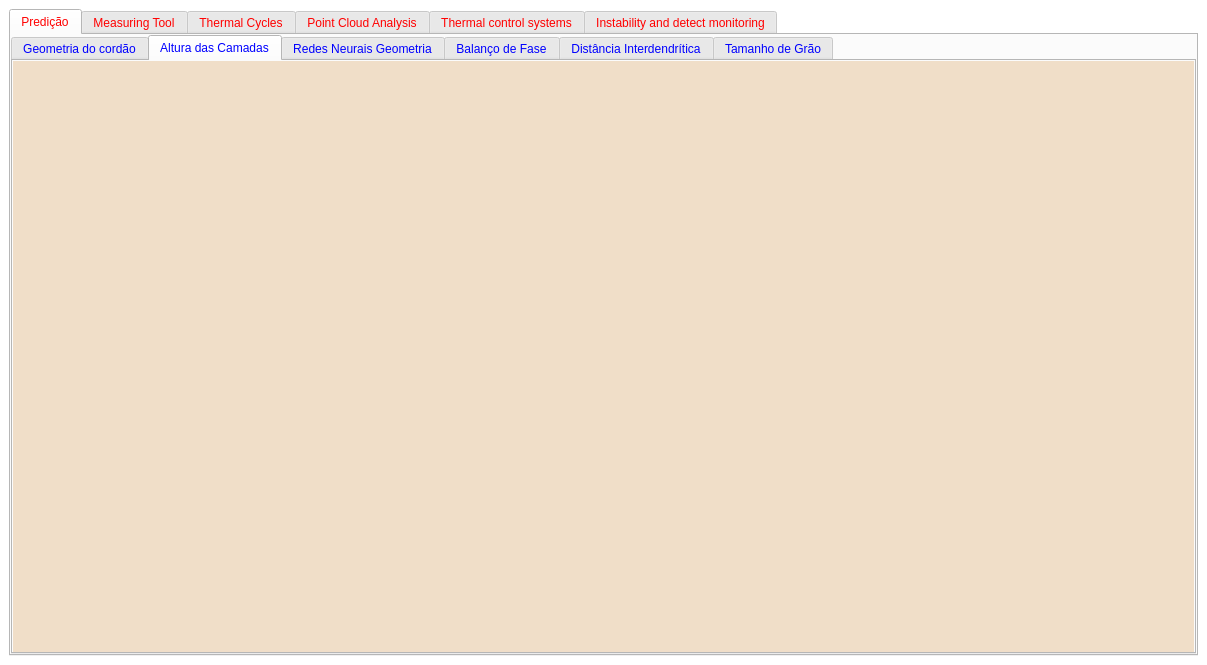
NycFenix/A.M.S-Interface, file AMS_ui.ui: the form before one commit.
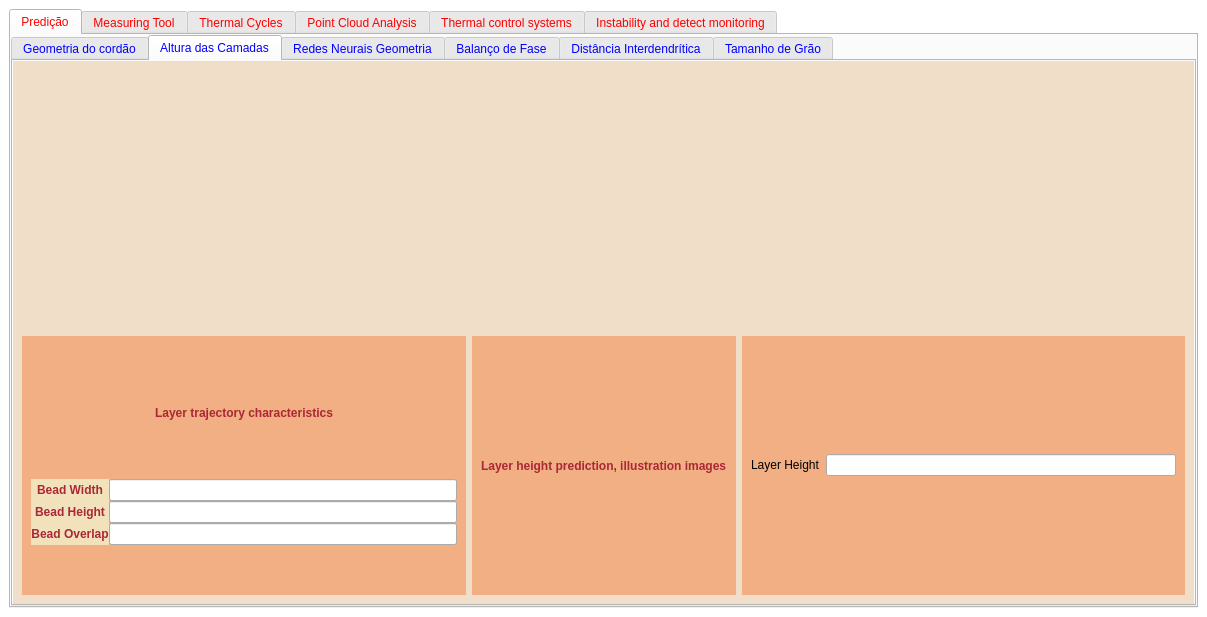
The form after the commit. The open tabs and pages were chosen to show the change.

Commit message: Added layer height tab layout

```diff
--- a/AMS_ui.ui
+++ b/AMS_ui.ui
@@ -7,7 +7,7 @@
     <x>0</x>
     <y>0</y>
     <width>1207</width>
-    <height>665</height>
+    <height>617</height>
    </rect>
   </property>
   <property name="palette">
@@ -81,8 +81,8 @@
    <bool>false</bool>
   </property>
   <widget class="QWidget" name="centralwidget">
-   <layout class="QVBoxLayout" name="verticalLayout_4">
-    <item>
+   <layout class="QGridLayout" name="gridLayout_10">
+    <item row="0" column="0">
      <widget class="QTabWidget" name="primaryTabWidget">
       <property name="palette">
        <palette>
@@ -240,7 +240,7 @@
        <attribute name="title">
         <string>Predição</string>
        </attribute>
-       <layout class="QVBoxLayout" name="verticalLayout_3">
+       <layout class="QGridLayout" name="gridLayout_9">
         <property name="leftMargin">
          <number>0</number>
         </property>
@@ -253,7 +253,7 @@
         <property name="bottomMargin">
          <number>0</number>
         </property>
-        <item>
+        <item row="0" column="0">
          <widget class="QTabWidget" name="PredictionSubTabWidget">
           <property name="palette">
            <palette>
@@ -338,7 +338,7 @@
            </palette>
           </property>
           <property name="currentIndex">
-           <number>0</number>
+           <number>1</number>
           </property>
           <widget class="QWidget" name="Geometriadocordao">
            <property name="palette">
@@ -2608,7 +2608,7 @@
              <widget class="QWidget" name="delta_e_rect" native="true">
               <layout class="QGridLayout" name="gridLayout_6">
                <item row="0" column="0">
-                <layout class="QGridLayout" name="delta_e_layout">
+                <layout class="QGridLayout" name="delta_e_layout" columnstretch="0,0,0,0,0">
                  <item row="1" column="4">
                   <spacer name="horizontalSpacer">
                    <property name="orientation">
@@ -2629,13 +2629,6 @@
                    </property>
                   </widget>
                  </item>
-                 <item row="1" column="1">
-                  <widget class="QLineEdit" name="delta_e_input">
-                   <property name="alignment">
-                    <set>Qt::AlignmentFlag::AlignBottom|Qt::AlignmentFlag::AlignJustify</set>
-                   </property>
-                  </widget>
-                 </item>
                  <item row="1" column="3">
                   <widget class="QLabel" name="delta_e_label">
                    <property name="text">
@@ -2646,6 +2639,13 @@
                    </property>
                   </widget>
                  </item>
+                 <item row="1" column="2">
+                  <widget class="QLineEdit" name="delta_e_input">
+                   <property name="alignment">
+                    <set>Qt::AlignmentFlag::AlignCenter</set>
+                   </property>
+                  </widget>
+                 </item>
                 </layout>
                </item>
               </layout>
@@ -5212,7 +5212,7 @@
                   <number>20</number>
                  </property>
                  <item row="7" column="0">
-                  <widget class="QLabel" name="t_solid_label_3">
+                  <widget class="QLabel" name="t_solid_label">
                    <property name="palette">
                     <palette>
                      <active>
@@ -5254,7 +5254,7 @@
                   </widget>
                  </item>
                  <item row="7" column="1" colspan="2">
-                  <widget class="QLineEdit" name="t_solid_3">
+                  <widget class="QLineEdit" name="t_solid">
                    <property name="sizePolicy">
                     <sizepolicy hsizetype="Expanding" vsizetype="Expanding">
                      <horstretch>0</horstretch>
@@ -5267,7 +5267,7 @@
                   </widget>
                  </item>
                  <item row="6" column="0">
-                  <widget class="QLabel" name="zta_label_3">
+                  <widget class="QLabel" name="zta_label">
                    <property name="palette">
                     <palette>
                      <active>
@@ -5304,7 +5304,7 @@
                   </widget>
                  </item>
                  <item row="6" column="1" colspan="2">
-                  <widget class="QLineEdit" name="zta_3">
+                  <widget class="QLineEdit" name="zta">
                    <property name="sizePolicy">
                     <sizepolicy hsizetype="Expanding" vsizetype="Expanding">
                      <horstretch>0</horstretch>
@@ -5317,7 +5317,7 @@
                   </widget>
                  </item>
                  <item row="7" column="3">
-                  <widget class="QLabel" name="t_solid_measure_3">
+                  <widget class="QLabel" name="t_solid_measure">
                    <property name="palette">
                     <palette>
                      <active>
@@ -5351,7 +5351,7 @@
                   </widget>
                  </item>
                  <item row="5" column="1" colspan="2">
-                  <widget class="QLineEdit" name="penetration_3">
+                  <widget class="QLineEdit" name="penetration">
                    <property name="sizePolicy">
                     <sizepolicy hsizetype="Expanding" vsizetype="Expanding">
                      <horstretch>0</horstretch>
@@ -5364,7 +5364,7 @@
                   </widget>
                  </item>
                  <item row="5" column="3">
-                  <widget class="QLabel" name="penetration_measure_3">
+                  <widget class="QLabel" name="penetration_measure">
                    <property name="palette">
                     <palette>
                      <active>
@@ -5398,7 +5398,7 @@
                   </widget>
                  </item>
                  <item row="5" column="0">
-                  <widget class="QLabel" name="penetration_label_3">
+                  <widget class="QLabel" name="penetration_label">
                    <property name="palette">
                     <palette>
                      <active>
@@ -5440,7 +5440,7 @@
                   </widget>
                  </item>
                  <item row="6" column="3">
-                  <widget class="QLabel" name="zta_measure_3">
+                  <widget class="QLabel" name="zta_measure">
                    <property name="palette">
                     <palette>
                      <active>
@@ -5474,7 +5474,7 @@
                   </widget>
                  </item>
                  <item row="2" column="1">
-                  <spacer name="gp_spacer_3">
+                  <spacer name="gp_spacer">
                    <property name="orientation">
                     <enum>Qt::Orientation::Vertical</enum>
                    </property>
@@ -5490,7 +5490,7 @@
                   </spacer>
                  </item>
                  <item row="1" column="1" colspan="2">
-                  <widget class="QPushButton" name="calculate_button_3">
+                  <widget class="QPushButton" name="calculate_button">
                    <property name="sizePolicy">
                     <sizepolicy hsizetype="Expanding" vsizetype="Expanding">
                      <horstretch>0</horstretch>
@@ -5554,7 +5554,7 @@
                   </widget>
                  </item>
                  <item row="4" column="0">
-                  <widget class="QLabel" name="height_label_3">
+                  <widget class="QLabel" name="height_label">
                    <property name="palette">
                     <palette>
                      <active>
@@ -5591,7 +5591,7 @@
                   </widget>
                  </item>
                  <item row="3" column="1" colspan="2">
-                  <widget class="QLineEdit" name="width_3">
+                  <widget class="QLineEdit" name="width">
                    <property name="sizePolicy">
                     <sizepolicy hsizetype="Expanding" vsizetype="Expanding">
                      <horstretch>0</horstretch>
@@ -5613,7 +5613,7 @@
                   </widget>
                  </item>
                  <item row="4" column="3">
-                  <widget class="QLabel" name="height_measure_3">
+                  <widget class="QLabel" name="height_measure">
                    <property name="palette">
                     <palette>
                      <active>
@@ -5647,7 +5647,7 @@
                   </widget>
                  </item>
                  <item row="4" column="1" colspan="2">
-                  <widget class="QLineEdit" name="height_3">
+                  <widget class="QLineEdit" name="height">
                    <property name="sizePolicy">
                     <sizepolicy hsizetype="Expanding" vsizetype="Expanding">
                      <horstretch>0</horstretch>
@@ -5660,7 +5660,7 @@
                   </widget>
                  </item>
                  <item row="3" column="3">
-                  <widget class="QLabel" name="width_measure_3">
+                  <widget class="QLabel" name="width_measure">
                    <property name="palette">
                     <palette>
                      <active>
@@ -5694,7 +5694,7 @@
                   </widget>
                  </item>
                  <item row="3" column="0">
-                  <widget class="QLabel" name="width_label_3">
+                  <widget class="QLabel" name="width_label">
                    <property name="palette">
                     <palette>
                      <active>
@@ -5731,7 +5731,7 @@
                   </widget>
                  </item>
                  <item row="0" column="0" colspan="4">
-                  <widget class="QLabel" name="geometric_prediction_title_3">
+                  <widget class="QLabel" name="geometric_prediction_title">
                    <property name="font">
                     <font>
                      <bold>true</bold>
@@ -5754,22 +5754,9 @@
               </layout>
              </widget>
             </item>
-            <item row="1" column="3">
-             <spacer name="horizontalSpacer_2">
-              <property name="orientation">
-               <enum>Qt::Orientation::Horizontal</enum>
-              </property>
-              <property name="sizeHint" stdset="0">
-               <size>
-                <width>40</width>
-                <height>20</height>
-               </size>
-              </property>
-             </spacer>
-            </item>
            </layout>
           </widget>
-          <widget class="QWidget" name="altura">
+          <widget class="QWidget" name="AlturaCamadas">
            <property name="palette">
             <palette>
              <active>
@@ -5862,19 +5849,195 @@
             </palette>
            </property>
            <property name="styleSheet">
-            <string notr="true">#altura{
+            <string notr="true">#AlturaCamadas{
 	background-color: rgb(240, 222, 200);
+}
+
+/*yellow layout rectangles*/
+#layer_height_prediction_rect, #layer_height_result, #layer_trajectory_rect {
+background-color:rgb(242, 175, 131);
+}
+
+/*layer trajectory labels*/
+#bead_width_label, #bead_overlap_label, #bead_height_label {
+color:rgb(170, 39, 53);
+background-color:rgb(242, 226, 187);
+font-weight:bold
+}
+
+/*layer trajectory title*/
+#layer_trajectory_title, #lh_prediction_label {
+color:rgb(170, 39, 53);
+font-weight:bold;
 }</string>
            </property>
            <attribute name="title">
             <string>Altura das Camadas</string>
            </attribute>
-           <layout class="QVBoxLayout" name="verticalLayout"/>
+           <layout class="QGridLayout" name="gridLayout_12">
+            <item row="0" column="1">
+             <widget class="QWidget" name="layer_height_img" native="true"/>
+            </item>
+            <item row="1" column="1">
+             <widget class="QWidget" name="layer_height_prediction_rect" native="true">
+              <layout class="QGridLayout" name="gridLayout_17">
+               <item row="0" column="1">
+                <layout class="QGridLayout" name="lh_prediction_layout">
+                 <item row="0" column="0">
+                  <widget class="QLabel" name="lh_prediction_label">
+                   <property name="text">
+                    <string>Layer height prediction, illustration images</string>
+                   </property>
+                  </widget>
+                 </item>
+                </layout>
+               </item>
+              </layout>
+             </widget>
+            </item>
+            <item row="0" column="0">
+             <spacer name="horizontalSpacer_2">
+              <property name="orientation">
+               <enum>Qt::Orientation::Horizontal</enum>
+              </property>
+              <property name="sizeHint" stdset="0">
+               <size>
+                <width>40</width>
+                <height>20</height>
+               </size>
+              </property>
+             </spacer>
+            </item>
+            <item row="1" column="0">
+             <widget class="QWidget" name="layer_trajectory_rect" native="true">
+              <layout class="QGridLayout" name="gridLayout_15" columnstretch="0">
+               <property name="topMargin">
+                <number>10</number>
+               </property>
+               <property name="rightMargin">
+                <number>9</number>
+               </property>
+               <property name="bottomMargin">
+                <number>10</number>
+               </property>
+               <property name="horizontalSpacing">
+                <number>20</number>
+               </property>
+               <property name="verticalSpacing">
+                <number>50</number>
+               </property>
+               <item row="0" column="0">
+                <layout class="QGridLayout" name="layer_trajectory_layout">
+                 <item row="1" column="1">
+                  <widget class="QLineEdit" name="bead_width"/>
+                 </item>
+                 <item row="2" column="0">
+                  <widget class="QLabel" name="bead_height_label">
+                   <property name="text">
+                    <string>Bead Height</string>
+                   </property>
+                   <property name="alignment">
+                    <set>Qt::AlignmentFlag::AlignCenter</set>
+                   </property>
+                  </widget>
+                 </item>
+                 <item row="1" column="0">
+                  <widget class="QLabel" name="bead_width_label">
+                   <property name="text">
+                    <string>Bead Width</string>
+                   </property>
+                   <property name="alignment">
+                    <set>Qt::AlignmentFlag::AlignCenter</set>
+                   </property>
+                  </widget>
+                 </item>
+                 <item row="2" column="1">
+                  <widget class="QLineEdit" name="bead_height"/>
+                 </item>
+                 <item row="3" column="1">
+                  <widget class="QLineEdit" name="bead_overlap"/>
+                 </item>
+                 <item row="0" column="0" colspan="2">
+                  <widget class="QLabel" name="layer_trajectory_title">
+                   <property name="text">
+                    <string>Layer trajectory characteristics</string>
+                   </property>
+                   <property name="alignment">
+                    <set>Qt::AlignmentFlag::AlignCenter</set>
+                   </property>
+                  </widget>
+                 </item>
+                 <item row="3" column="0">
+                  <widget class="QLabel" name="bead_overlap_label">
+                   <property name="text">
+                    <string>Bead Overlap</string>
+                   </property>
+                   <property name="alignment">
+                    <set>Qt::AlignmentFlag::AlignCenter</set>
+                   </property>
+                  </widget>
+                 </item>
+                 <item row="4" column="1">
+                  <spacer name="verticalSpacer_3">
+                   <property name="orientation">
+                    <enum>Qt::Orientation::Vertical</enum>
+                   </property>
+                   <property name="sizeType">
+                    <enum>QSizePolicy::Policy::Preferred</enum>
+                   </property>
+                   <property name="sizeHint" stdset="0">
+                    <size>
+                     <width>20</width>
+                     <height>40</height>
+                    </size>
+                   </property>
+                  </spacer>
+                 </item>
+                </layout>
+               </item>
+              </layout>
+             </widget>
+            </item>
+            <item row="0" column="2">
+             <spacer name="horizontalSpacer_3">
+              <property name="orientation">
+               <enum>Qt::Orientation::Horizontal</enum>
+              </property>
+              <property name="sizeHint" stdset="0">
+               <size>
+                <width>40</width>
+                <height>20</height>
+               </size>
+              </property>
+             </spacer>
+            </item>
+            <item row="1" column="2">
+             <widget class="QWidget" name="layer_height_result" native="true">
+              <layout class="QGridLayout" name="gridLayout_19">
+               <item row="0" column="0">
+                <layout class="QGridLayout" name="layer_height_calculation_layout">
+                 <item row="0" column="0">
+                  <widget class="QLabel" name="lh_label">
+                   <property name="text">
+                    <string>Layer Height</string>
+                   </property>
+                  </widget>
+                 </item>
+                 <item row="0" column="1">
+                  <widget class="QLineEdit" name="lh_output"/>
+                 </item>
+                </layout>
+               </item>
+              </layout>
+             </widget>
+            </item>
+           </layout>
           </widget>
-          <widget class="QWidget" name="redes_neurais_geometria">
+          <widget class="QWidget" name="RedesNeuraisGeometria">
            <attribute name="title">
             <string>Redes Neurais Geometria</string>
            </attribute>
+           <layout class="QGridLayout" name="gridLayout_14"/>
           </widget>
           <widget class="QWidget" name="balanco_fase">
            <attribute name="title">
@@ -5936,7 +6099,7 @@
          </palette>
         </property>
         <property name="currentIndex">
-         <number>0</number>
+         <number>1</number>
         </property>
         <widget class="QWidget" name="melting_pool">
          <property name="palette">
@@ -6115,6 +6278,19 @@
       </widget>
      </widget>
     </item>
+    <item row="1" column="0">
+     <spacer name="verticalSpacer_2">
+      <property name="orientation">
+       <enum>Qt::Orientation::Vertical</enum>
+      </property>
+      <property name="sizeHint" stdset="0">
+       <size>
+        <width>20</width>
+        <height>40</height>
+       </size>
+      </property>
+     </spacer>
+    </item>
    </layout>
   </widget>
  </widget>
```
The commit also changes 1 other file.
